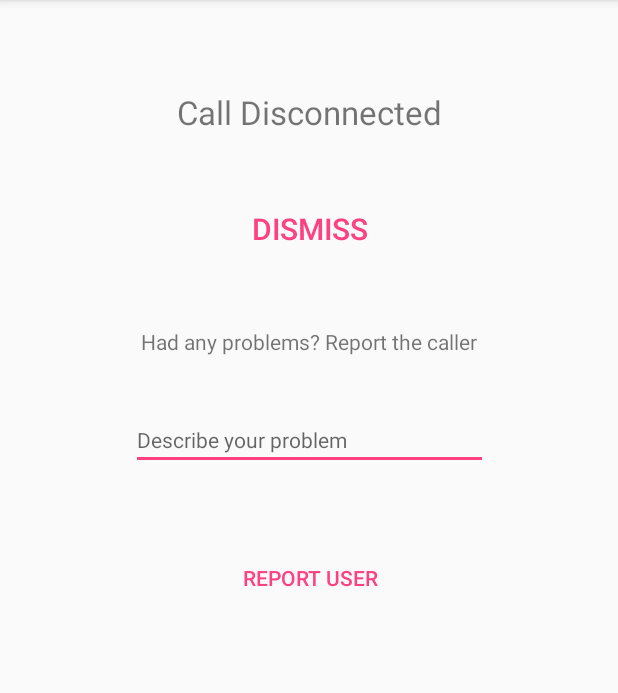
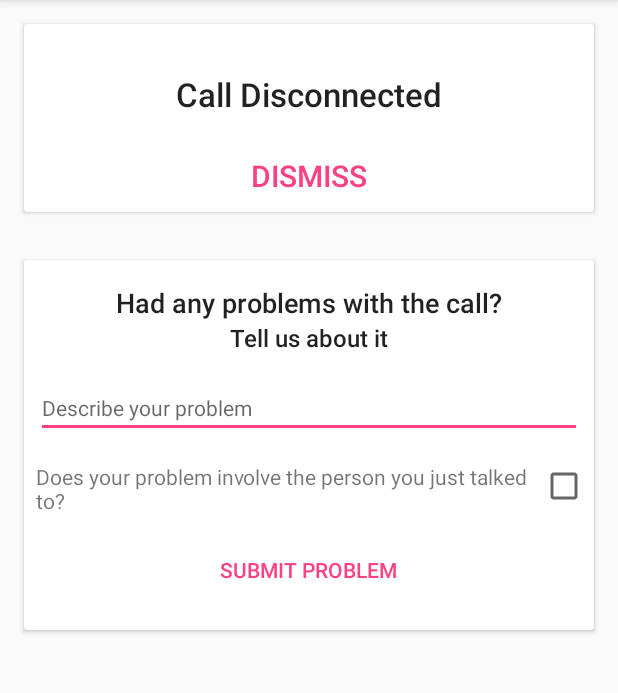
Before and after one commit to addiegupta/Anonor, an Android app: the PostCallActivity screen opened directly, with no data from a screen before it, on a phone screen of 412 x 824 dp, the part 84-777 px from its top. Run offline under Robolectric (Android 15) with nearby library versions, the phone set to English and light mode, and no system bars; our stand-ins replace ButterKnife, Firebase (no records; nobody signed in at launch, a user with empty details on screens opened directly); network calls fail.

Commit message:
Polish PostCallActivity UI. Change reporting mechanism to include general feedback

```diff
--- a/app/build.gradle
+++ b/app/build.gradle
@@ -46,6 +46,7 @@ dependencies {
     compile 'com.google.firebase:firebase-crash:10.0.1'
     testCompile 'junit:junit:4.12'
     annotationProcessor 'com.jakewharton:butterknife-compiler:8.8.1'
+    compile 'com.android.support:cardview-v7:25.3.1'
 }
 
 apply plugin: 'com.google.gms.google-services'
--- a/app/src/main/java/com/example/android/talktime/ui/MainActivity.java
+++ b/app/src/main/java/com/example/android/talktime/ui/MainActivity.java
@@ -45,9 +45,6 @@ public class MainActivity extends BaseActivity implements SinchService.StartFail
     private static final String FCM_TOKEN_KEY = "fcm_token";
     private static final String CALLERID_DATA_KEY = "callerId";
 
-    @Nullable
-    @BindView(R.id.btn_send_push)
-    Button mSendPushButton;
 
     private FirebaseAuth mAuth;
     private FirebaseDatabase mUserDatabase;
@@ -57,6 +54,9 @@ public class MainActivity extends BaseActivity implements SinchService.StartFail
     private String mFirebaseIDToken;
     private String mOriginalCaller;
 
+    @Nullable
+    @BindView(R.id.btn_send_push)
+    Button mSendPushButton;
     @Override
     protected void onCreate(Bundle savedInstanceState) {
         super.onCreate(savedInstanceState);
--- a/app/src/main/java/com/example/android/talktime/ui/PostCallActivity.java
+++ b/app/src/main/java/com/example/android/talktime/ui/PostCallActivity.java
@@ -1,10 +1,12 @@
 package com.example.android.talktime.ui;
 
+import android.content.Context;
 import android.content.Intent;
 import android.os.Bundle;
 import android.support.v7.app.AppCompatActivity;
 import android.view.View;
 import android.widget.Button;
+import android.widget.CheckBox;
 import android.widget.EditText;
 import android.widget.Toast;
 
@@ -23,13 +25,20 @@ public class PostCallActivity extends AppCompatActivity {
     private String mRemoteUser;
     private FirebaseAuth mAuth;
     private DatabaseReference mDBRef;
+    private boolean mIsCaller;
+
+    private static final String IS_CALLER_KEY = "is_caller";
+    private static final String SHARED_PREFS_KEY = "shared_prefs";
+
 
     @BindView(R.id.btn_dismiss)
     Button mDismissButton;
-    @BindView(R.id.btn_report_user)
+    @BindView(R.id.btn_submit_problem)
     Button mReportUserButton;
     @BindView(R.id.et_post_call_problem)
     EditText mProblemEditText;
+    @BindView(R.id.checkbox_report_user)
+    CheckBox mReportUserCheckbox;
 
     @Override
     protected void onCreate(Bundle savedInstanceState) {
@@ -39,6 +48,7 @@ public class PostCallActivity extends AppCompatActivity {
 
         initialiseDatabase();
 
+        mIsCaller = getSharedPreferences(SHARED_PREFS_KEY, Context.MODE_PRIVATE).getBoolean(IS_CALLER_KEY, true);
         mRemoteUser = getIntent().getStringExtra(CALLERID_DATA_KEY);
         mDismissButton.setOnClickListener(new View.OnClickListener() {
             @Override
@@ -49,28 +59,36 @@ public class PostCallActivity extends AppCompatActivity {
         mReportUserButton.setOnClickListener(new View.OnClickListener() {
             @Override
             public void onClick(View v) {
-                reportUser();
+                submitProblem();
             }
         });
     }
 
-    private void initialiseDatabase(){
+    private void initialiseDatabase() {
         //Get Firebase mAuth instance
         mAuth = FirebaseAuth.getInstance();
         mDBRef = FirebaseDatabase.getInstance().getReference();
     }
-    private void dismissActivity(){
-        startActivity(new Intent(PostCallActivity.this,MainActivity.class));
+
+    private void dismissActivity() {
+        startActivity(new Intent(PostCallActivity.this, MainActivity.class));
         finish();
     }
 
-    private void reportUser(){
+    private void submitProblem() {
 
         String uniqueUserId = mAuth.getCurrentUser().getUid();
         String problemDescription = mProblemEditText.getText().toString().trim();
-        Report callerReport = new Report(mRemoteUser,problemDescription);
-        mDBRef.child("reports").child(uniqueUserId).setValue(callerReport);
-        Toast.makeText(this, "User Reported", Toast.LENGTH_SHORT).show();
+        boolean reportUser = mReportUserCheckbox.isChecked();
+        Report callerReport = new Report(mRemoteUser, problemDescription, reportUser);
+        if (mIsCaller) {
+
+            mDBRef.child("problems").child("callers").child(uniqueUserId).push().setValue(callerReport);
+        } else {
+            mDBRef.child("problems").child("receivers").child(uniqueUserId).push().setValue(callerReport);
+
+        }
+        Toast.makeText(this, "Problem Submitted", Toast.LENGTH_SHORT).show();
         dismissActivity();
 
     }
--- a/app/src/main/res/layout/activity_post_call.xml
+++ b/app/src/main/res/layout/activity_post_call.xml
@@ -1,75 +1,126 @@
 <?xml version="1.0" encoding="utf-8"?>
-<android.support.constraint.ConstraintLayout xmlns:android="http://schemas.android.com/apk/res/android"
-    xmlns:app="http://schemas.android.com/apk/res-auto"
+<LinearLayout xmlns:android="http://schemas.android.com/apk/res/android"
     xmlns:tools="http://schemas.android.com/tools"
     android:layout_width="match_parent"
     android:layout_height="match_parent"
+    android:orientation="vertical"
     tools:context="com.example.android.talktime.ui.PostCallActivity">
+
+    <android.support.v7.widget.CardView
+        android:id="@+id/card_post_call_disconnected"
+        android:layout_width="match_parent"
+        android:layout_height="wrap_content"
+        android:layout_gravity="center_horizontal"
+        android:layout_margin="16dp">
+
+        <LinearLayout
+            android:layout_width="match_parent"
+            android:layout_height="match_parent"
+            android:orientation="vertical">
 
             <TextView
                 android:id="@+id/tv_post_call_disconnected_message"
                 android:layout_width="wrap_content"
                 android:layout_height="wrap_content"
-        android:layout_marginLeft="8dp"
-        android:layout_marginRight="8dp"
-        android:layout_marginTop="60dp"
+                android:layout_gravity="center_horizontal"
+                android:layout_marginTop="32dp"
                 android:text="@string/call_disconnected"
-        android:textSize="22sp"
-        app:layout_constraintLeft_toLeftOf="parent"
-        app:layout_constraintRight_toRightOf="parent"
-        app:layout_constraintTop_toTopOf="parent" />
-
-    <TextView
-        android:id="@+id/tv_post_call_report_message"
-        android:layout_width="wrap_content"
-        android:layout_height="wrap_content"
-        android:layout_marginTop="41dp"
-        android:text="@string/post_call_report_message"
-        app:layout_constraintLeft_toLeftOf="parent"
-        app:layout_constraintRight_toRightOf="parent"
-        app:layout_constraintTop_toBottomOf="@+id/btn_dismiss" />
-
-    <EditText
-        android:id="@+id/et_post_call_problem"
-        android:layout_width="238dp"
-        android:layout_height="wrap_content"
-        android:layout_marginLeft="0dp"
-        android:layout_marginRight="0dp"
-        android:inputType="textCapSentences|textMultiLine"
-        android:layout_marginTop="36dp"
-        android:hint="@string/describe_your_problem"
-        android:textSize="14sp"
-        app:layout_constraintLeft_toLeftOf="@+id/tv_post_call_report_message"
-        app:layout_constraintRight_toRightOf="@+id/tv_post_call_report_message"
-        app:layout_constraintTop_toBottomOf="@+id/tv_post_call_report_message" />
-
-    <Button
-        android:id="@+id/btn_report_user"
-        style="@style/Base.Widget.AppCompat.Button.Borderless"
-        android:layout_width="wrap_content"
-        android:layout_height="wrap_content"
-        android:layout_marginLeft="8dp"
-        android:layout_marginRight="8dp"
-        android:layout_marginTop="48dp"
-        android:text="@string/report_user"
-        android:textColor="@color/colorAccent"
-        app:layout_constraintLeft_toLeftOf="@+id/et_post_call_problem"
-        app:layout_constraintRight_toRightOf="@+id/et_post_call_problem"
-        app:layout_constraintTop_toBottomOf="@+id/et_post_call_problem"
-        app:layout_constraintHorizontal_bias="0.504" />
+                android:textAppearance="@style/Base.TextAppearance.AppCompat.Widget.ActionBar.Title"
+                android:textSize="22sp" />
 
             <Button
                 android:id="@+id/btn_dismiss"
                 style="@style/Base.Widget.AppCompat.Button.Borderless"
                 android:layout_width="wrap_content"
                 android:layout_height="wrap_content"
+                android:layout_gravity="center_horizontal"
+                android:layout_marginTop="16dp"
+                android:text="@string/dismiss"
+                android:textColor="@color/colorAccent"
+                android:textSize="20sp" />
+
+        </LinearLayout>
+    </android.support.v7.widget.CardView>
+
+    <android.support.v7.widget.CardView
+        android:id="@+id/card_post_call_report_problem"
+        android:layout_width="match_parent"
+        android:layout_height="wrap_content"
+        android:layout_margin="16dp"
+        android:gravity="center_horizontal">
+
+        <LinearLayout
+            android:layout_width="match_parent"
+            android:layout_height="match_parent"
+            android:orientation="vertical">
+
+            <TextView
+                android:id="@+id/tv_post_call_report_message_1"
+                android:layout_width="wrap_content"
+                android:layout_height="wrap_content"
+                android:layout_gravity="center_horizontal"
+                android:layout_marginTop="16dp"
+                android:text="@string/post_call_report_message_pt1"
+                android:textAppearance="@style/Base.TextAppearance.AppCompat.Widget.ActionBar.Title"
+                android:textSize="18sp" />
+
+            <TextView
+                android:id="@+id/tv_post_call_report_message_2"
+                android:layout_width="wrap_content"
+                android:layout_height="wrap_content"
+                android:layout_gravity="center_horizontal"
+                android:text="@string/post_call_report_message_pt2"
+                android:textAppearance="@style/Base.TextAppearance.AppCompat.Widget.ActionBar.Title"
+                android:textSize="16sp" />
+
+
+            <EditText
+                android:id="@+id/et_post_call_problem"
+                android:layout_width="match_parent"
+                android:layout_height="wrap_content"
+                android:layout_gravity="center_horizontal"
                 android:layout_marginLeft="8dp"
                 android:layout_marginRight="8dp"
-        android:layout_marginTop="39dp"
-        android:text="@string/dismiss"
-        android:textColor="@color/colorAccent"
-        android:textSize="20sp"
-        app:layout_constraintLeft_toLeftOf="@+id/tv_post_call_disconnected_message"
-        app:layout_constraintRight_toRightOf="@+id/tv_post_call_disconnected_message"
-        app:layout_constraintTop_toBottomOf="@+id/tv_post_call_disconnected_message" />
-</android.support.constraint.ConstraintLayout>
+                android:layout_marginTop="16dp"
+                android:hint="@string/describe_your_problem"
+                android:inputType="textCapSentences|textMultiLine"
+                android:textSize="14sp" />
+
+            <LinearLayout
+                android:layout_width="match_parent"
+                android:layout_height="wrap_content"
+                android:layout_marginLeft="8dp"
+                android:layout_marginRight="8dp"
+                android:layout_marginTop="16dp"
+                android:orientation="horizontal">
+
+                <TextView
+                    android:id="@+id/tv_report_user_message"
+                    android:layout_width="wrap_content"
+                    android:layout_height="match_parent"
+                    android:layout_weight="4"
+                    android:text="@string/problem_involving_caller" />
+
+                <CheckBox
+                    android:id="@+id/checkbox_report_user"
+                    android:layout_width="wrap_content"
+                    android:layout_height="wrap_content"
+                    android:layout_weight="1" />
+
+            </LinearLayout>
+
+            <Button
+                android:id="@+id/btn_submit_problem"
+                style="@style/Base.Widget.AppCompat.Button.Borderless"
+                android:layout_width="wrap_content"
+                android:layout_height="wrap_content"
+                android:layout_gravity="center_horizontal"
+                android:layout_marginBottom="16dp"
+                android:layout_marginTop="16dp"
+                android:text="@string/submit_problem"
+                android:textColor="@color/colorAccent" />
+
+        </LinearLayout>
+    </android.support.v7.widget.CardView>
+
+</LinearLayout>
--- a/app/src/main/res/layout/activity_sign_up.xml
+++ b/app/src/main/res/layout/activity_sign_up.xml
@@ -31,7 +31,7 @@
                 android:id="@+id/et_email"
                 android:layout_width="match_parent"
                 android:layout_height="wrap_content"
-                android:hint="@string/reportedUser"
+                android:hint="@string/email"
                 android:inputType="textEmailAddress"
                 android:maxLines="1"
                 android:textColor="@android:color/white" />
```
Also changed, not shown: app/src/main/java/com/example/android/talktime/model/Report.java (+5 -6 lines), app/src/main/res/values/strings.xml (+14 -15 lines), 1 other file. Lines whose indentation alone changed are shown as unchanged.
